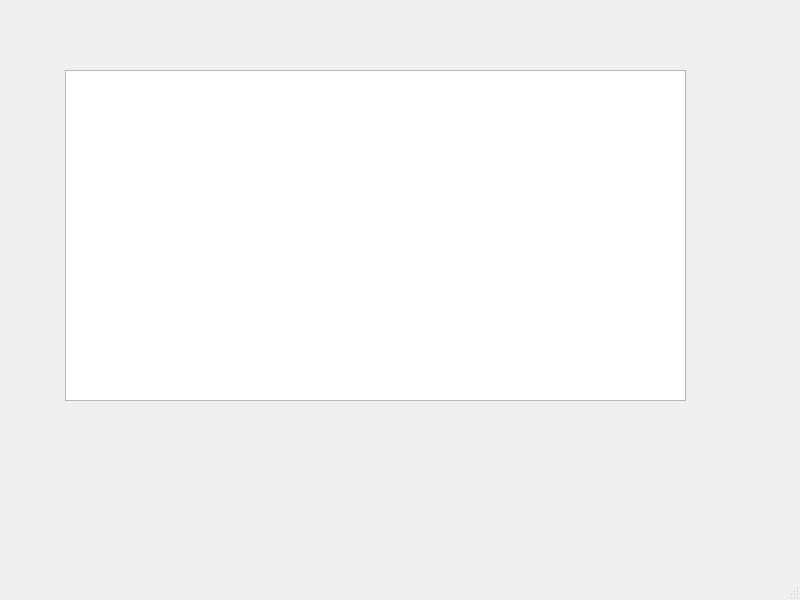
This is nivel3/mainwindow.ui in jsecheverrir/Trabajo_final_info2 as Qt 5 draws it before an edit. The edited form follows.
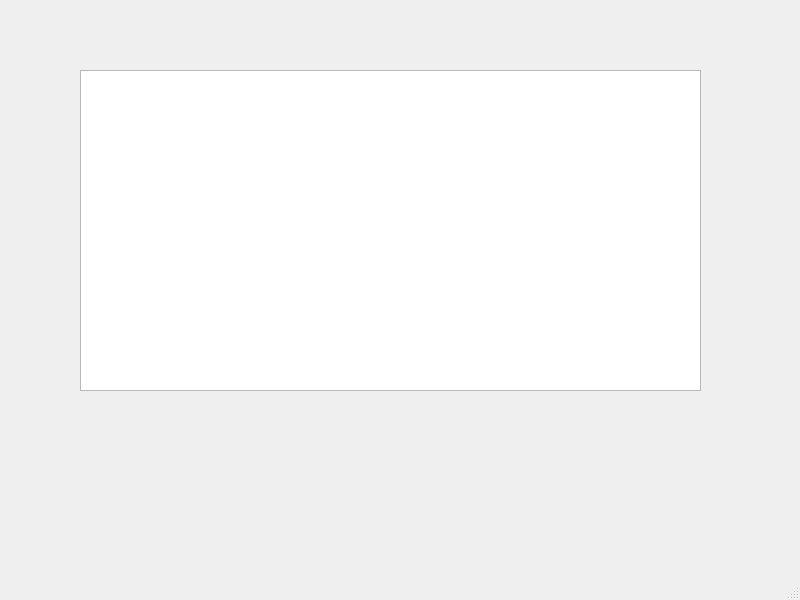
This is the edited form.

Diff of the .ui file:
```diff
--- a/nivel3/mainwindow.ui
+++ b/nivel3/mainwindow.ui
@@ -17,10 +17,10 @@
    <widget class="QGraphicsView" name="graphicsView">
     <property name="geometry">
      <rect>
-      <x>65</x>
+      <x>80</x>
       <y>70</y>
       <width>621</width>
-      <height>331</height>
+      <height>321</height>
      </rect>
     </property>
    </widget>
```
